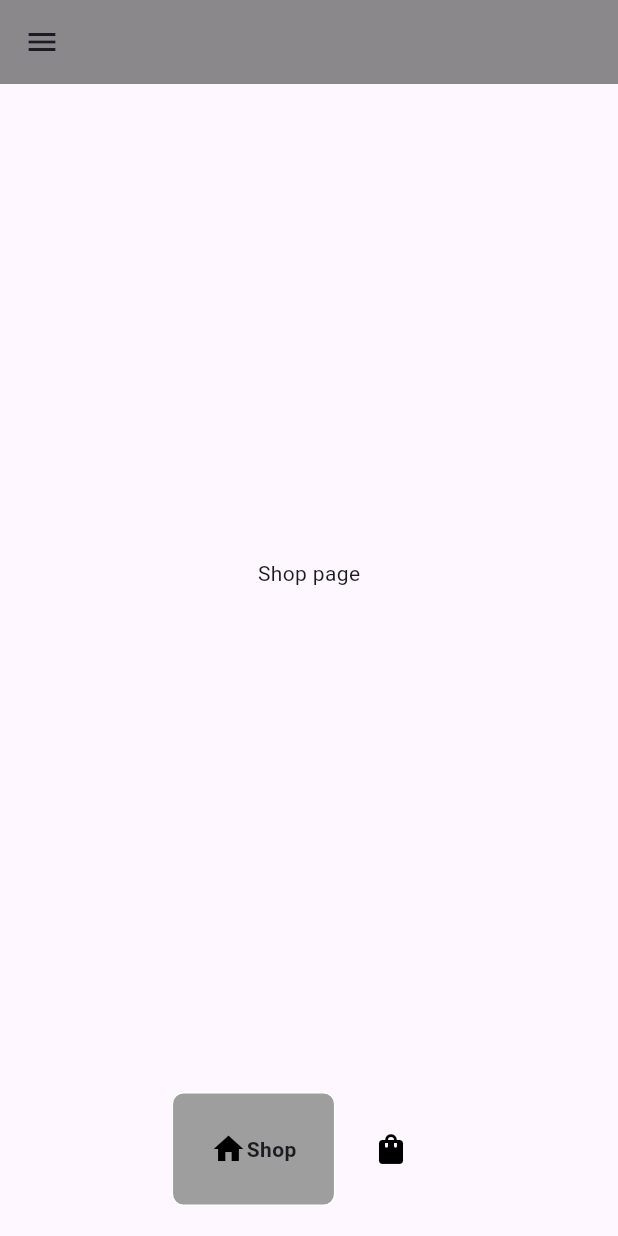
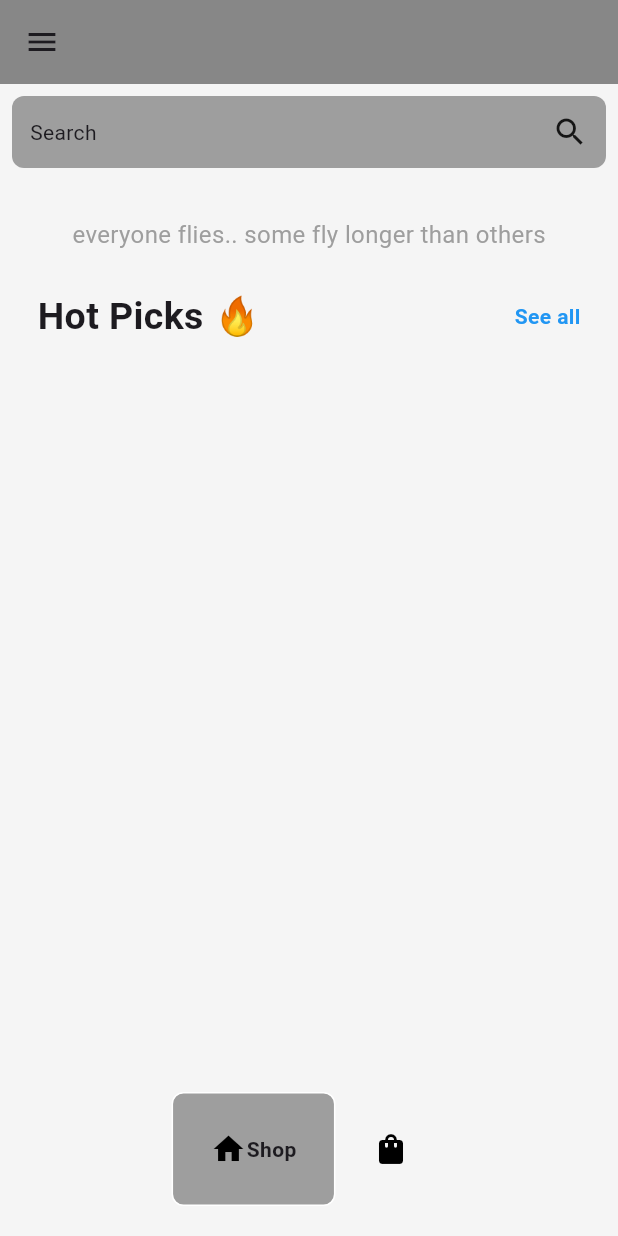
Before and after one commit to louiesumayan/simple_ecommerce, a Flutter app: the HomePage screen opened directly, on a phone screen of 412 x 824 dp. Run offline on Flutter 3.47's test engine with Material 3 defaults, Android fonts, the phone set to English and light mode, and no system bars; drawn by our look-alikes of google_nav_bar.

Commit message:
doing hot picks

```diff
--- a/lib/components/bottom_nav_bar.dart
+++ b/lib/components/bottom_nav_bar.dart
@@ -1,3 +1,5 @@
+// ignore_for_file: must_be_immutable
+
 import 'package:flutter/material.dart';
 import 'package:google_nav_bar/google_nav_bar.dart';
 
@@ -8,14 +10,14 @@ class BottomNavBar extends StatelessWidget {
   @override
   Widget build(BuildContext context) {
     return Container(
-      padding: EdgeInsets.symmetric(vertical: 20),
+      padding: const EdgeInsets.symmetric(vertical: 20),
       child: GNav(
           mainAxisAlignment: MainAxisAlignment.center,
           tabActiveBorder: Border.all(color: Colors.white),
           tabBackgroundColor: Colors.grey,
           tabBorderRadius: 8,
           onTabChange: (value) => onTabChange!(value),
-          tabs: [
+          tabs: const [
             GButton(
               icon: Icons.home,
               text: 'Shop',
--- a/lib/pages/cart_page.dart
+++ b/lib/pages/cart_page.dart
@@ -10,9 +10,8 @@ class CartPage extends StatefulWidget {
 class _CartPageState extends State<CartPage> {
   @override
   Widget build(BuildContext context) {
-    return Center(
-        child: Container(
+    return const Center(
       child: Text('Cart page'),
-    ));
+    );
   }
 }
--- a/lib/pages/home_page.dart
+++ b/lib/pages/home_page.dart
@@ -24,6 +24,7 @@ class _HomePageState extends State<HomePage> {
   @override
   Widget build(BuildContext context) {
     return Scaffold(
+      backgroundColor: Colors.grey[100],
       bottomNavigationBar:
           BottomNavBar(onTabChange: (index) => navigateBottomBar(index)),
       appBar: AppBar(
--- a/lib/pages/shop_page.dart
+++ b/lib/pages/shop_page.dart
@@ -10,9 +10,42 @@ class ShopPage extends StatefulWidget {
 class _ShopPageState extends State<ShopPage> {
   @override
   Widget build(BuildContext context) {
-    return Center(
-        child: Container(
-      child: Text('Shop page'),
-    ));
+    return Column(
+      children: [
+        Container(
+          margin: const EdgeInsets.symmetric(horizontal: 8, vertical: 8),
+          padding: const EdgeInsets.all(12),
+          decoration: BoxDecoration(
+              color: Colors.grey, borderRadius: BorderRadius.circular(8)),
+          child: const Row(
+              mainAxisAlignment: MainAxisAlignment.spaceBetween,
+              children: [Text('Search'), Icon(Icons.search)]),
+        ),
+        const Padding(
+          padding: EdgeInsets.symmetric(vertical: 25.0),
+          child: Text(
+            'everyone flies.. some fly longer than others',
+            style: TextStyle(fontSize: 16, color: Colors.grey),
+          ),
+        ),
+        const Padding(
+          padding: EdgeInsets.symmetric(horizontal: 25),
+          child: Row(
+            mainAxisAlignment: MainAxisAlignment.spaceBetween,
+            children: [
+              Text(
+                'Hot Picks 🔥',
+                style: TextStyle(fontWeight: FontWeight.bold, fontSize: 25),
+              ),
+              Text(
+                'See all',
+                style:
+                    TextStyle(fontWeight: FontWeight.bold, color: Colors.blue),
+              ),
+            ],
+          ),
+        )
+      ],
+    );
   }
 }
```
